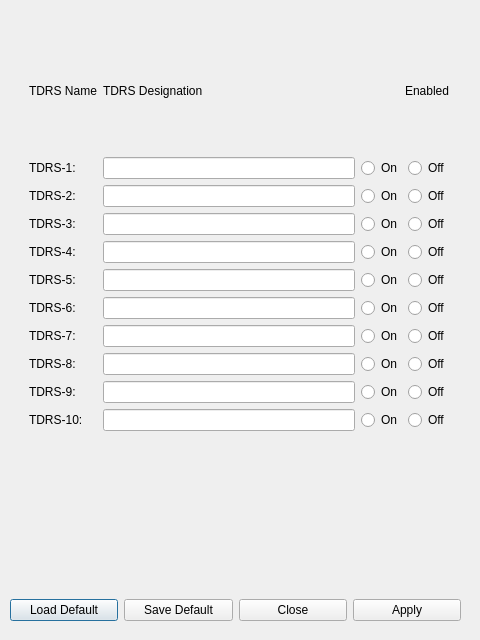
This is dsm_gui/tdr_menu.ui in pavelgalchenko/dsm_gui as Qt 5 draws it before an edit. The edited form follows.
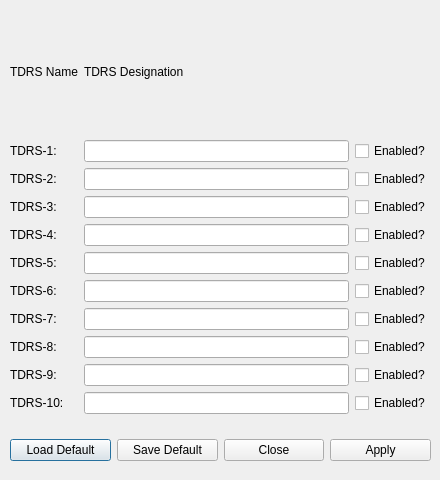
This is the edited form.

Commit message: Cleanup of TDRS Menu. Also, fixed a potential memory leak associated with how the regexp validators were being used.

Patch:
```diff
--- a/dsm_gui/tdr_menu.ui
+++ b/dsm_gui/tdr_menu.ui
@@ -6,20 +6,20 @@
    <rect>
     <x>0</x>
     <y>0</y>
-    <width>480</width>
-    <height>640</height>
+    <width>440</width>
+    <height>480</height>
    </rect>
   </property>
   <property name="minimumSize">
    <size>
-    <width>480</width>
-    <height>640</height>
+    <width>440</width>
+    <height>480</height>
    </size>
   </property>
   <property name="maximumSize">
    <size>
-    <width>480</width>
-    <height>640</height>
+    <width>440</width>
+    <height>480</height>
    </size>
   </property>
   <property name="windowTitle">
@@ -29,8 +29,8 @@
    <property name="geometry">
     <rect>
      <x>10</x>
-     <y>590</y>
-     <width>451</width>
+     <y>430</y>
+     <width>421</width>
      <height>41</height>
     </rect>
    </property>
@@ -68,10 +68,10 @@
   <widget class="QWidget" name="gridLayoutWidget">
    <property name="geometry">
     <rect>
-     <x>29</x>
-     <y>30</y>
+     <x>10</x>
+     <y>10</y>
      <width>421</width>
-     <height>401</height>
+     <height>404</height>
     </rect>
    </property>
    <layout class="QGridLayout" name="gridLayout" rowstretch="0,0,0,0,0,0,0,0,0,0,0">
@@ -161,28 +161,11 @@
        <widget class="QLineEdit" name="tdrs01_name"/>
       </item>
       <item>
-       <layout class="QHBoxLayout" name="horizontalLayout_13">
-        <item>
-         <widget class="QRadioButton" name="tdrs01_on">
-          <property name="text">
-           <string>On</string>
-          </property>
-          <attribute name="buttonGroup">
-           <string notr="true">tdrs01_toggle</string>
-          </attribute>
-         </widget>
-        </item>
-        <item>
-         <widget class="QRadioButton" name="tdrs01_off">
-          <property name="text">
-           <string>Off</string>
-          </property>
-          <attribute name="buttonGroup">
-           <string notr="true">tdrs01_toggle</string>
-          </attribute>
-         </widget>
-        </item>
-       </layout>
+       <widget class="QCheckBox" name="tdrs01">
+        <property name="text">
+         <string>Enabled?</string>
+        </property>
+       </widget>
       </item>
      </layout>
     </item>
@@ -192,28 +175,11 @@
        <widget class="QLineEdit" name="tdrs02_name"/>
       </item>
       <item>
-       <layout class="QHBoxLayout" name="horizontalLayout_14">
-        <item>
-         <widget class="QRadioButton" name="tdrs02_on">
-          <property name="text">
-           <string>On</string>
-          </property>
-          <attribute name="buttonGroup">
-           <string notr="true">tdrs02_toggle</string>
-          </attribute>
-         </widget>
-        </item>
-        <item>
-         <widget class="QRadioButton" name="tdrs02_off">
-          <property name="text">
-           <string>Off</string>
-          </property>
-          <attribute name="buttonGroup">
-           <string notr="true">tdrs02_toggle</string>
-          </attribute>
-         </widget>
-        </item>
-       </layout>
+       <widget class="QCheckBox" name="tdrs02">
+        <property name="text">
+         <string>Enabled?</string>
+        </property>
+       </widget>
       </item>
      </layout>
     </item>
@@ -239,13 +205,6 @@
         </property>
        </spacer>
       </item>
-      <item>
-       <widget class="QLabel" name="label_12">
-        <property name="text">
-         <string>Enabled</string>
-        </property>
-       </widget>
-      </item>
      </layout>
     </item>
     <item row="3" column="1">
@@ -254,28 +213,11 @@
        <widget class="QLineEdit" name="tdrs03_name"/>
       </item>
       <item>
-       <layout class="QHBoxLayout" name="horizontalLayout_16">
-        <item>
-         <widget class="QRadioButton" name="tdrs03_on">
-          <property name="text">
-           <string>On</string>
-          </property>
-          <attribute name="buttonGroup">
-           <string notr="true">tdrs03_toggle</string>
-          </attribute>
-         </widget>
-        </item>
-        <item>
-         <widget class="QRadioButton" name="tdrs03_off">
-          <property name="text">
-           <string>Off</string>
-          </property>
-          <attribute name="buttonGroup">
-           <string notr="true">tdrs03_toggle</string>
-          </attribute>
-         </widget>
-        </item>
-       </layout>
+       <widget class="QCheckBox" name="tdrs03">
+        <property name="text">
+         <string>Enabled?</string>
+        </property>
+       </widget>
       </item>
      </layout>
     </item>
@@ -285,28 +227,11 @@
        <widget class="QLineEdit" name="tdrs04_name"/>
       </item>
       <item>
-       <layout class="QHBoxLayout" name="horizontalLayout_18">
-        <item>
-         <widget class="QRadioButton" name="tdrs04_on">
-          <property name="text">
-           <string>On</string>
-          </property>
-          <attribute name="buttonGroup">
-           <string notr="true">tdrs04_toggle</string>
-          </attribute>
-         </widget>
-        </item>
-        <item>
-         <widget class="QRadioButton" name="tdrs04_off">
-          <property name="text">
-           <string>Off</string>
-          </property>
-          <attribute name="buttonGroup">
-           <string notr="true">tdrs04_toggle</string>
-          </attribute>
-         </widget>
-        </item>
-       </layout>
+       <widget class="QCheckBox" name="tdrs04">
+        <property name="text">
+         <string>Enabled?</string>
+        </property>
+       </widget>
       </item>
      </layout>
     </item>
@@ -316,28 +241,11 @@
        <widget class="QLineEdit" name="tdrs05_name"/>
       </item>
       <item>
-       <layout class="QHBoxLayout" name="horizontalLayout_19">
-        <item>
-         <widget class="QRadioButton" name="tdrs05_on">
-          <property name="text">
-           <string>On</string>
-          </property>
-          <attribute name="buttonGroup">
-           <string notr="true">tdrs05_toggle</string>
-          </attribute>
-         </widget>
-        </item>
-        <item>
-         <widget class="QRadioButton" name="tdrs05_off">
-          <property name="text">
-           <string>Off</string>
-          </property>
-          <attribute name="buttonGroup">
-           <string notr="true">tdrs05_toggle</string>
-          </attribute>
-         </widget>
-        </item>
-       </layout>
+       <widget class="QCheckBox" name="tdrs05">
+        <property name="text">
+         <string>Enabled?</string>
+        </property>
+       </widget>
       </item>
      </layout>
     </item>
@@ -347,28 +255,11 @@
        <widget class="QLineEdit" name="tdrs06_name"/>
       </item>
       <item>
-       <layout class="QHBoxLayout" name="horizontalLayout_20">
-        <item>
-         <widget class="QRadioButton" name="tdrs06_on">
-          <property name="text">
-           <string>On</string>
-          </property>
-          <attribute name="buttonGroup">
-           <string notr="true">tdrs06_toggle</string>
-          </attribute>
-         </widget>
-        </item>
-        <item>
-         <widget class="QRadioButton" name="tdrs06_off">
-          <property name="text">
-           <string>Off</string>
-          </property>
-          <attribute name="buttonGroup">
-           <string notr="true">tdrs06_toggle</string>
-          </attribute>
-         </widget>
-        </item>
-       </layout>
+       <widget class="QCheckBox" name="tdrs06">
+        <property name="text">
+         <string>Enabled?</string>
+        </property>
+       </widget>
       </item>
      </layout>
     </item>
@@ -378,28 +269,11 @@
        <widget class="QLineEdit" name="tdrs07_name"/>
       </item>
       <item>
-       <layout class="QHBoxLayout" name="horizontalLayout_21">
-        <item>
-         <widget class="QRadioButton" name="tdrs07_on">
-          <property name="text">
-           <string>On</string>
-          </property>
-          <attribute name="buttonGroup">
-           <string notr="true">tdrs07_toggle</string>
-          </attribute>
-         </widget>
-        </item>
-        <item>
-         <widget class="QRadioButton" name="tdrs07_off">
-          <property name="text">
-           <string>Off</string>
-          </property>
-          <attribute name="buttonGroup">
-           <string notr="true">tdrs07_toggle</string>
-          </attribute>
-         </widget>
-        </item>
-       </layout>
+       <widget class="QCheckBox" name="tdrs07">
+        <property name="text">
+         <string>Enabled?</string>
+        </property>
+       </widget>
       </item>
      </layout>
     </item>
@@ -409,28 +283,11 @@
        <widget class="QLineEdit" name="tdrs08_name"/>
       </item>
       <item>
-       <layout class="QHBoxLayout" name="horizontalLayout_22">
-        <item>
-         <widget class="QRadioButton" name="tdrs08_on">
-          <property name="text">
-           <string>On</string>
-          </property>
-          <attribute name="buttonGroup">
-           <string notr="true">tdrs08_toggle</string>
-          </attribute>
-         </widget>
-        </item>
-        <item>
-         <widget class="QRadioButton" name="tdrs08_off">
-          <property name="text">
-           <string>Off</string>
-          </property>
-          <attribute name="buttonGroup">
-           <string notr="true">tdrs08_toggle</string>
-          </attribute>
-         </widget>
-        </item>
-       </layout>
+       <widget class="QCheckBox" name="tdrs08">
+        <property name="text">
+         <string>Enabled?</string>
+        </property>
+       </widget>
       </item>
      </layout>
     </item>
@@ -440,28 +297,11 @@
        <widget class="QLineEdit" name="tdrs09_name"/>
       </item>
       <item>
-       <layout class="QHBoxLayout" name="horizontalLayout_23">
-        <item>
-         <widget class="QRadioButton" name="tdrs09_on">
-          <property name="text">
-           <string>On</string>
-          </property>
-          <attribute name="buttonGroup">
-           <string notr="true">tdrs09_toggle</string>
-          </attribute>
-         </widget>
-        </item>
-        <item>
-         <widget class="QRadioButton" name="tdrs09_off">
-          <property name="text">
-           <string>Off</string>
-          </property>
-          <attribute name="buttonGroup">
-           <string notr="true">tdrs09_toggle</string>
-          </attribute>
-         </widget>
-        </item>
-       </layout>
+       <widget class="QCheckBox" name="tdrs09">
+        <property name="text">
+         <string>Enabled?</string>
+        </property>
+       </widget>
       </item>
      </layout>
     </item>
@@ -471,28 +311,11 @@
        <widget class="QLineEdit" name="tdrs10_name"/>
       </item>
       <item>
-       <layout class="QHBoxLayout" name="horizontalLayout_24">
-        <item>
-         <widget class="QRadioButton" name="tdrs10_on">
-          <property name="text">
-           <string>On</string>
-          </property>
-          <attribute name="buttonGroup">
-           <string notr="true">tdrs10_toggle</string>
-          </attribute>
-         </widget>
-        </item>
-        <item>
-         <widget class="QRadioButton" name="tdrs10_off">
-          <property name="text">
-           <string>Off</string>
-          </property>
-          <attribute name="buttonGroup">
-           <string notr="true">tdrs10_toggle</string>
-          </attribute>
-         </widget>
-        </item>
-       </layout>
+       <widget class="QCheckBox" name="tdrs10">
+        <property name="text">
+         <string>Enabled?</string>
+        </property>
+       </widget>
       </item>
      </layout>
     </item>
```
Left out of the diff: 14 changed lines with no effect on the pictures. The commit also changes 7 other files.
